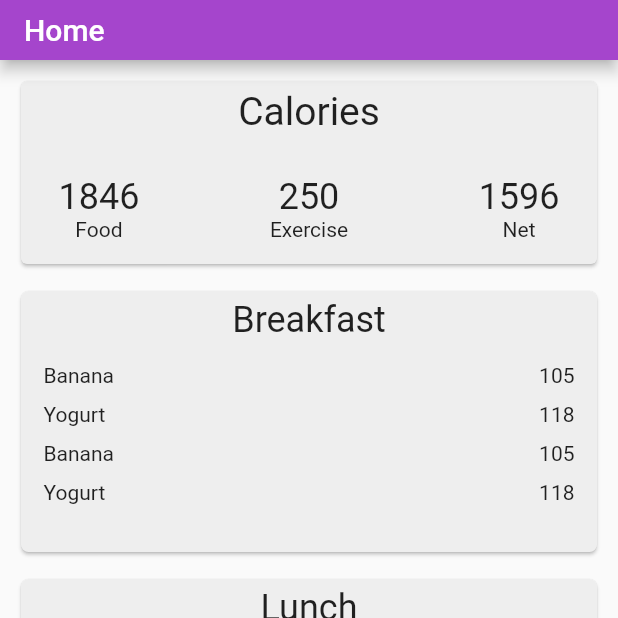
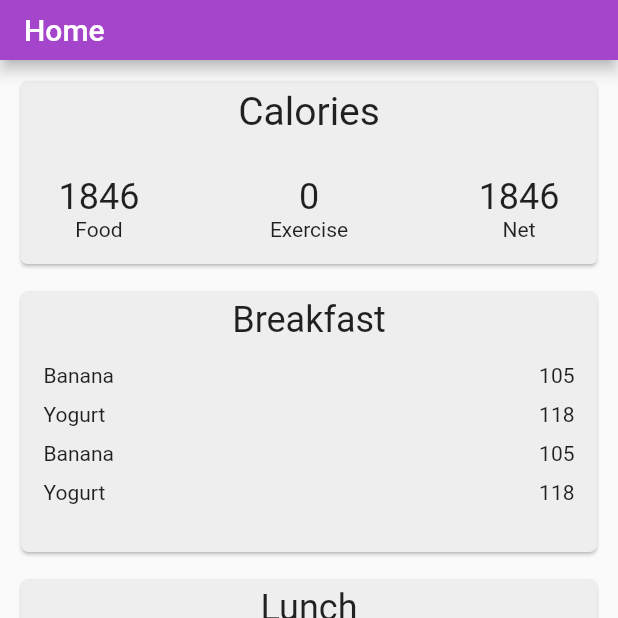
Before and after one commit to bakhtw1/Trifit, a Flutter app: the screen it shows after launch, on a phone screen of 412 x 824 dp, the top half of it. Run offline on Flutter 3.47's test engine with Material 2 defaults, Android fonts, the phone set to English and light mode, and no system bars.

Commit message:
Add reading in meals from json async, and loading states for meal display

```diff
--- a/lib/Screens/home.dart
+++ b/lib/Screens/home.dart
@@ -1,11 +1,11 @@
 import 'dart:collection';
+import 'dart:convert';
 import 'dart:developer';
 
 import 'package:flutter/material.dart';
 import 'package:flutter/services.dart';
 import 'package:trifit/models/MealModel.dart';
 import '../assets/Styles.dart' as tfStyle;
-import '../assets/SampleData.dart' as SampleData;
 import '../components/dropdown.dart';
 
 class HomePage extends StatefulWidget {
@@ -16,24 +16,34 @@ class HomePage extends StatefulWidget {
 }
 
 class _HomePageState extends State<HomePage> {
-  List mealData = SampleData.sampleHomeData[0]["MealEntriesData"];
+
+  List mealData =  [];
   List<Widget> mealSummaries = [];
+  @override
+  void initState() {
+    super.initState();
+    WidgetsBinding.instance!.addPostFrameCallback((_) async {
+      await loadJson();
+      print("Loaded data");
+    });
+  }
+
   @override
   Widget build(BuildContext context) {
     for (var meal in mealData) {
       mealSummaries.add(mealSummary(meal));
     }
     // This is so that there's white space at the bottom of the list so the last items are easily viewable. 140 is the default height of a card
-    mealSummaries.add(SizedBox(height: 140));
-    return  Stack(
+    if (mealData.isNotEmpty) { mealSummaries.insert(mealSummaries.length, SizedBox(height: 140)); }
+    return Stack(
         children: [
           Column(
             mainAxisAlignment: MainAxisAlignment.start,
             children: <Widget>[
-              calorieSummary(mealData),
+              mealData.isEmpty? calorieSummaryLoadingState() : calorieSummary(mealData),
               Expanded(child:ListView(
                 shrinkWrap: true,
-                children: mealSummaries
+                children: mealData.isEmpty ? mealsLoadingState():mealSummaries,
                 )
               ),
             ],
@@ -215,8 +225,7 @@ class _HomePageState extends State<HomePage> {
 
   int calculateCaloriesFromFood() {
     int cals = 0;
-    List meals = SampleData.sampleHomeData[0]["MealEntriesData"];
-    for (var meal in meals) {
+    for (var meal in mealData) {
       for (var item in meal["items"]) {
         cals += item["calories"] as int;
       }
@@ -225,12 +234,11 @@ class _HomePageState extends State<HomePage> {
   }
 
   Widget calorieSummary(List meals) {
-    List sampleHomeData = SampleData.sampleHomeData;
     /*
     Eventually these will all be computed properties or fetched, but for now it'll be dummy data
     */
     int calsFromFood = calculateCaloriesFromFood();
-    int calsFromExercise = sampleHomeData[0]["SummaryCardData"]["CaloriesFromExercise"];
+    int calsFromExercise = 0;
     String netCals = (calsFromFood - calsFromExercise).toString();
 
     return Container(
@@ -263,7 +271,7 @@ class _HomePageState extends State<HomePage> {
     );
   }
 
-  Widget mealSummary(LinkedHashMap<String, Object> meal) {
+  Widget mealSummary(LinkedHashMap<String, dynamic> meal) {
     List<Widget> items = [];
     for (var item in meal["items"] as List) {
       items.add(
@@ -305,4 +313,47 @@ class _HomePageState extends State<HomePage> {
       )
     );
   }
+
+  mealsLoadingState() {
+    List<Container> loadingState = [];
+    for (int i = 0; i < 4; i++) {
+      loadingState.add(
+        Container(
+          // This manages to maintain proper heights without using expanded
+          height: 200,
+          padding: EdgeInsets.only(left: 10, right: 10, top: 10),
+          child: SizedBox.expand(
+            child: Card (
+              color: Color(0xFFEEEEEE),
+              shape: RoundedRectangleBorder(
+              // side: BorderSide(color: tfStyle.trifitColor[900]!, width: 2),
+                borderRadius: BorderRadius.circular(5)
+              )
+            )
+          )
+        )
+      );
+    }
+    return loadingState;
+  }
+
+  calorieSummaryLoadingState() {
+    return Container(
+      height: 140,
+      padding: EdgeInsets.only(left: 10, right: 10, top: 10),
+      child: SizedBox.expand(
+        child: Card (
+          color: Color(0xFFEEEEEE),
+        )
+      )
+    );
+  }
+
+  loadJson() async {
+    String data = await rootBundle.loadString('lib/assets/SampleData.json');
+    var jsonResult = json.decode(data);
+    setState(() {
+      mealData = jsonResult["MealData"];
+    });
+  }
 }
--- a/lib/assets/SampleData.dart
+++ b/lib/assets/SampleData.json
@@ -1,15 +1,11 @@
-List sampleHomeData = [
   {
-    "SummaryCardData": {
-      "CaloriesFromExercise": 250,
-    },
-    "MealEntriesData": [
+    "MealData": [
       {
         "type": "Breakfast",
         "items": [
           {
             "name": "Banana",
-            "calories": 105,
+            "calories": 105
           },
           {
             "name": "Yogurt",
@@ -17,7 +13,7 @@ List sampleHomeData = [
           },
                     {
             "name": "Banana",
-            "calories": 105,
+            "calories": 105
           },
           {
             "name": "Yogurt",
@@ -30,7 +26,7 @@ List sampleHomeData = [
         "items": [
           {
             "name": "Chicken",
-            "calories": 250,
+            "calories": 250
           },
           {
             "name": "Rice",
@@ -43,7 +39,7 @@ List sampleHomeData = [
         "items": [
           {
             "name": "Oreos",
-            "calories": 300,
+            "calories": 300
           }
         ]
       },
@@ -52,7 +48,7 @@ List sampleHomeData = [
         "items": [
           {
             "name": "Ground Beef",
-            "calories": 400,
+            "calories": 400
           },
           {
             "name": "Potatoes",
@@ -62,4 +58,3 @@ List sampleHomeData = [
       }
     ]
   }
-];
--- a/pubspec.yaml
+++ b/pubspec.yaml
@@ -58,9 +58,8 @@ flutter:
   uses-material-design: true
 
   # To add assets to your application, add an assets section, like this:
-  # assets:
-  #   - images/a_dot_burr.jpeg
-  #   - images/a_dot_ham.jpeg
+  assets:
+    - lib/assets/SampleData.json
 
   # An image asset can refer to one or more resolution-specific "variants", see
   # https://flutter.dev/assets-and-images/#resolution-aware.
```
